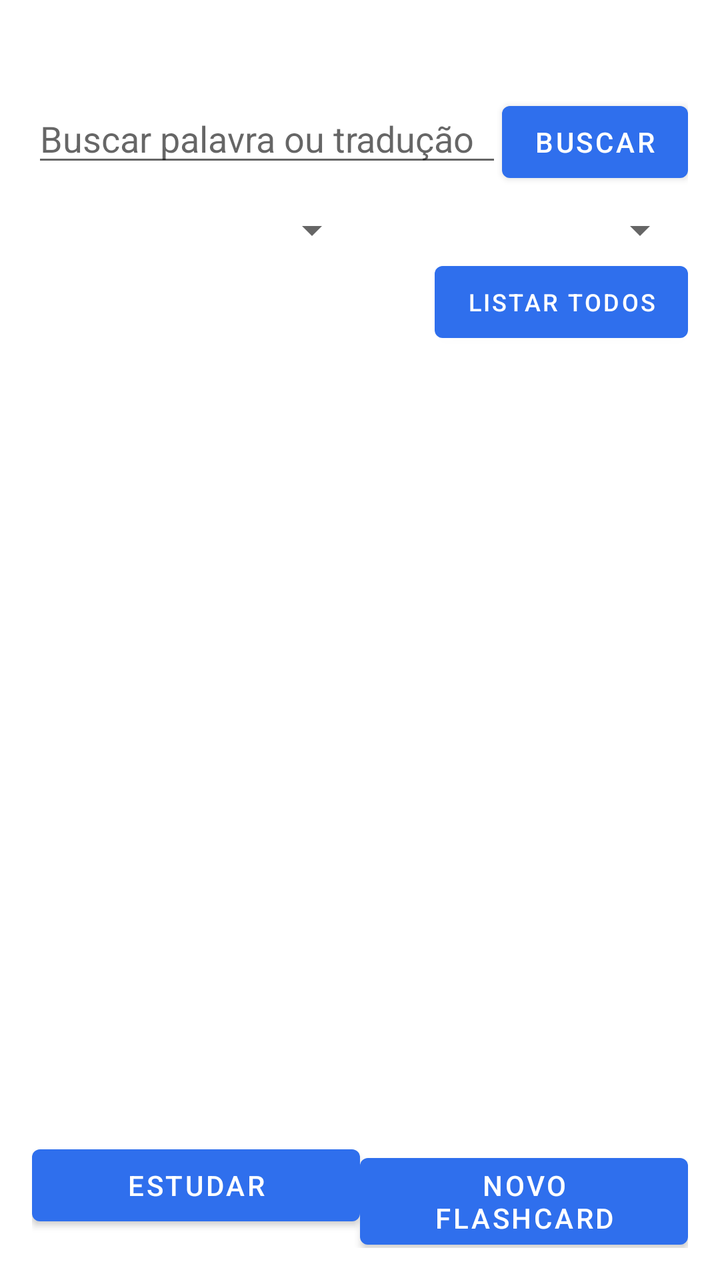
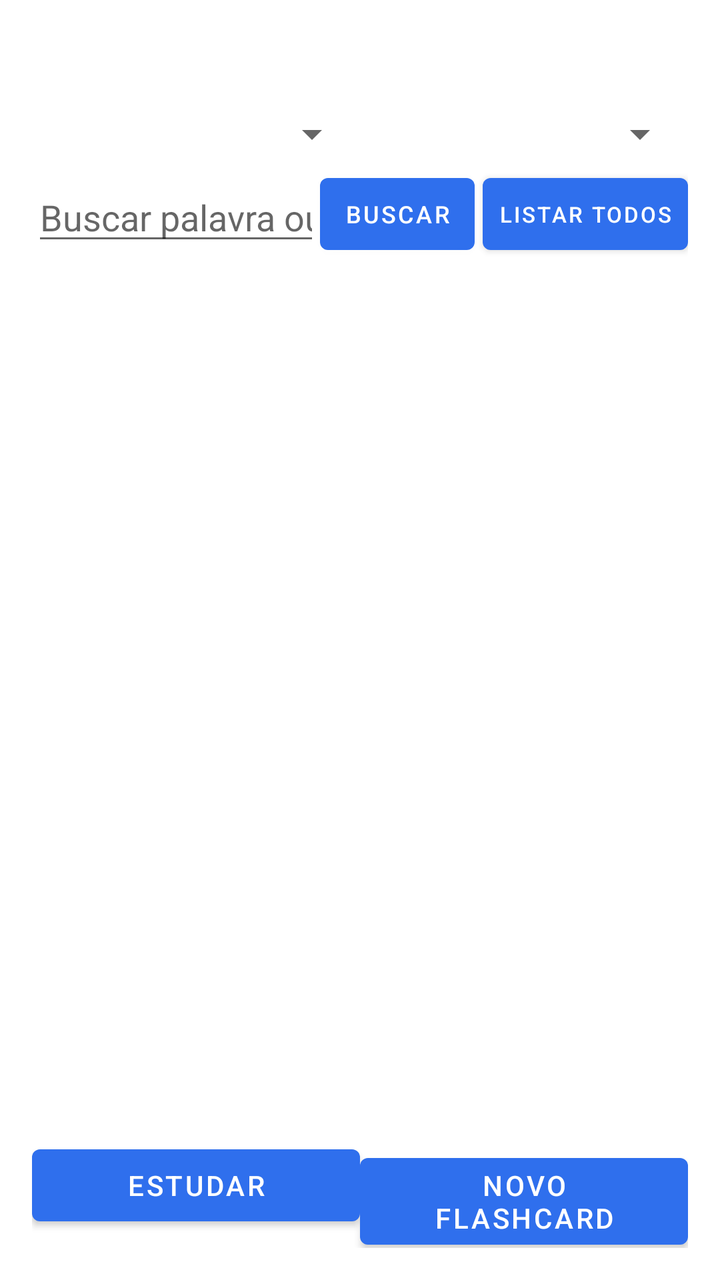

Compare the two renders of this Android layout. The source of the first and the diff that turns it into the second are given below.
<!-- AndroidManifest.xml: application theme Theme.Lexicards -->
<!-- res/layout/tela_principal.xml -->
<?xml version="1.0" encoding="utf-8"?>
<LinearLayout xmlns:android="http://schemas.android.com/apk/res/android"
    android:layout_width="match_parent"
    android:layout_height="match_parent"
    android:orientation="vertical"
    android:padding="16dp">

    <TextView
        android:id="@+id/tvResumo"
        android:layout_width="match_parent"
        android:layout_height="wrap_content"
        android:paddingBottom="12dp"
        android:textSize="14sp"
        android:textStyle="bold"
        android:textColor="@color/azul_escuro" />

    <LinearLayout
        android:layout_width="match_parent"
        android:layout_height="wrap_content"
        android:orientation="horizontal">

        <EditText
            android:id="@+id/etBusca"
            android:layout_width="0dp"
            android:layout_height="wrap_content"
            android:layout_weight="1"
            android:hint="@string/hint_busca"
            android:inputType="text"
            android:imeOptions="actionSearch"
            android:maxLines="1" />

        <Button
            android:layout_width="wrap_content"
            android:layout_height="wrap_content"
            android:layout_gravity="center_vertical"
            android:onClick="buscar"
            android:text="@string/buscar" />
    </LinearLayout>

    <LinearLayout
        android:layout_width="match_parent"
        android:layout_height="wrap_content"
        android:orientation="horizontal"
        android:paddingTop="8dp">

        <Spinner
            android:id="@+id/spStatus"
            android:layout_width="0dp"
            android:layout_height="wrap_content"
            android:layout_weight="1" />

        <Spinner
            android:id="@+id/spIdioma"
            android:layout_width="0dp"
            android:layout_height="wrap_content"
            android:layout_weight="1" />
    </LinearLayout>

    <Button
        android:layout_width="wrap_content"
        android:layout_height="wrap_content"
        android:layout_gravity="end"
        android:onClick="limparFiltros"
        android:text="@string/listar_todos"
        android:textSize="12sp" />

    <ListView
        android:id="@+id/lvFlashcards"
        android:layout_width="match_parent"
        android:layout_height="wrap_content"
        android:layout_weight="1"
        android:divider="@color/cinza_borda"
        android:dividerHeight="1dp"
        android:paddingTop="8dp" />

    <TextView
        android:id="@+id/tvEmpty"
        android:layout_width="match_parent"
        android:layout_height="wrap_content"
        android:layout_weight="1"
        android:gravity="center"
        android:text="@string/lista_vazia"
        android:textSize="16sp"
        android:visibility="gone" />

    <LinearLayout
        android:layout_width="match_parent"
        android:layout_height="wrap_content"
        android:orientation="horizontal"
        android:paddingTop="8dp">

        <Button
            android:layout_width="0dp"
            android:layout_height="wrap_content"
            android:layout_weight="1"
            android:onClick="estudar"
            android:text="@string/estudar" />

        <Button
            android:layout_width="0dp"
            android:layout_height="wrap_content"
            android:layout_weight="1"
            android:onClick="novoFlashcard"
            android:text="@string/novo_flashcard" />
    </LinearLayout>

</LinearLayout>
<!-- resources referenced by this layout -->
<resources>
  <color name="azul_escuro">#1B3C8C</color>
  <color name="cinza_borda">#D7DCE5</color>
  <string name="buscar">Buscar</string>
  <string name="estudar">Estudar</string>
  <string name="hint_busca">Buscar palavra ou tradução</string>
  <string name="lista_vazia">Nenhum flashcard cadastrado.\nToque em \"Novo flashcard\" para começar.</string>
  <string name="listar_todos">Listar todos</string>
  <string name="novo_flashcard">Novo flashcard</string>
  <style name="Theme.Lexicards" parent="Theme.MaterialComponents.Light.DarkActionBar">
          <item name="colorPrimary">@color/azul</item>
          <item name="colorPrimaryVariant">@color/azul_escuro</item>
          <item name="colorOnPrimary">@color/branco</item>
          <item name="colorSecondary">@color/azul</item>
          <item name="colorOnSecondary">@color/branco</item>
          <item name="android:statusBarColor" tools:targetApi="l">@color/azul_escuro</item>
      </style>
  <color name="azul">#2F6FED</color>
  <color name="branco">#FFFFFF</color>
</resources>

<!-- the commit's change to res/layout/tela_principal.xml (unified diff, before → after) -->
@@ -13,29 +13,6 @@
         android:textSize="14sp"
         android:textStyle="bold"
         android:textColor="@color/azul_escuro" />
-
-    <LinearLayout
-        android:layout_width="match_parent"
-        android:layout_height="wrap_content"
-        android:orientation="horizontal">
-
-        <EditText
-            android:id="@+id/etBusca"
-            android:layout_width="0dp"
-            android:layout_height="wrap_content"
-            android:layout_weight="1"
-            android:hint="@string/hint_busca"
-            android:inputType="text"
-            android:imeOptions="actionSearch"
-            android:maxLines="1" />
-
-        <Button
-            android:layout_width="wrap_content"
-            android:layout_height="wrap_content"
-            android:layout_gravity="center_vertical"
-            android:onClick="buscar"
-            android:text="@string/buscar" />
-    </LinearLayout>
 
     <LinearLayout
         android:layout_width="match_parent"
@@ -56,13 +33,44 @@
             android:layout_weight="1" />
     </LinearLayout>
 
-    <Button
-        android:layout_width="wrap_content"
+    <LinearLayout
+        android:layout_width="match_parent"
         android:layout_height="wrap_content"
-        android:layout_gravity="end"
-        android:onClick="limparFiltros"
-        android:text="@string/listar_todos"
-        android:textSize="12sp" />
+        android:gravity="center_vertical"
+        android:orientation="horizontal"
+        android:paddingTop="4dp">
+
+        <EditText
+            android:id="@+id/etBusca"
+            android:layout_width="0dp"
+            android:layout_height="wrap_content"
+            android:layout_weight="1"
+            android:hint="@string/hint_busca"
+            android:imeOptions="actionSearch"
+            android:inputType="text"
+            android:maxLines="1" />
+
+        <Button
+            android:layout_width="wrap_content"
+            android:layout_height="wrap_content"
+            android:minWidth="0dp"
+            android:paddingStart="12dp"
+            android:paddingEnd="12dp"
+            android:onClick="buscar"
+            android:text="@string/buscar"
+            android:textSize="12sp" />
+
+        <Button
+            android:layout_width="wrap_content"
+            android:layout_height="wrap_content"
+            android:layout_marginStart="4dp"
+            android:minWidth="0dp"
+            android:paddingStart="8dp"
+            android:paddingEnd="8dp"
+            android:onClick="limparFiltros"
+            android:text="@string/listar_todos"
+            android:textSize="11sp" />
+    </LinearLayout>
 
     <ListView
         android:id="@+id/lvFlashcards"
<!-- resource entries referenced after the edit -->
@@ -15,6 +15,7 @@
           <item name="colorSecondary">@color/azul</item>
           <item name="colorOnSecondary">@color/branco</item>
           <item name="android:statusBarColor" tools:targetApi="l">@color/azul_escuro</item>
+          <item name="android:windowOptOutEdgeToEdgeEnforcement" tools:targetApi="35">true</item>
       </style>
   <color name="azul">#2F6FED</color>
   <color name="branco">#FFFFFF</color>
